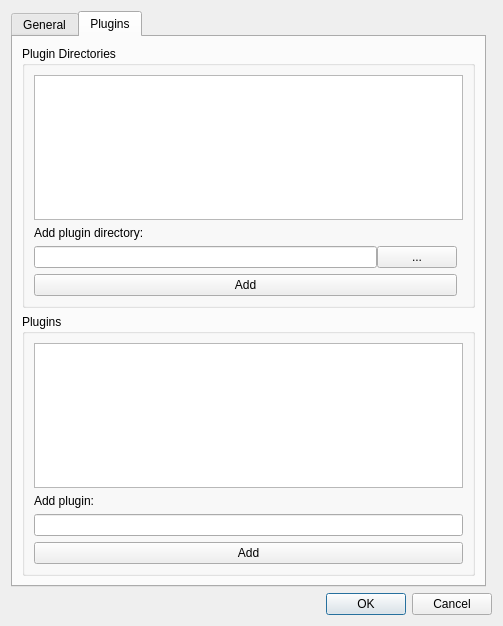
First picture: the form in src/gui/ui_files/app_config.ui, repository Ehlmann-research-group/WISER, before the edit.
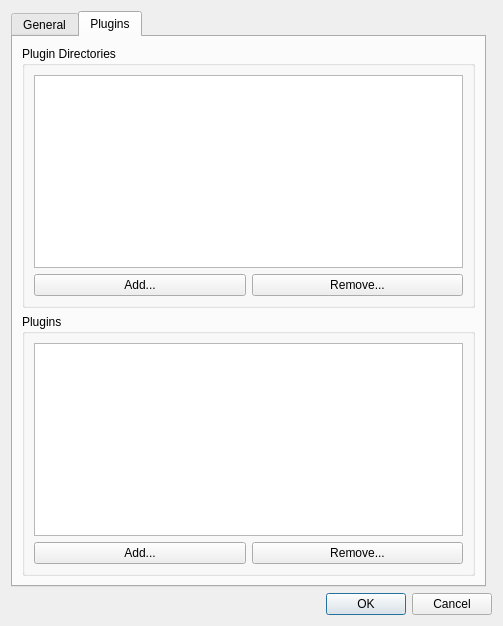
Second picture: the form after the edit. The open tabs and pages were chosen to show the change.

Commit message:
Logic to manage plugin paths in config dialog
The WISER config dialog now allows users to enter and remove plugin
paths.  These paths are not yet used to update the WISER Python path;
this will be a future update.  Also, this doesn't include the plugin
list functionality yet.

Diff of the .ui file:
```diff
--- a/src/gui/ui_files/app_config.ui
+++ b/src/gui/ui_files/app_config.ui
@@ -292,51 +292,20 @@
           <string>Plugin Directories</string>
          </property>
          <layout class="QGridLayout" name="gridLayout_7">
-          <item row="0" column="0" colspan="2">
-           <widget class="QListWidget" name="listWidget"/>
-          </item>
-          <item row="1" column="0" colspan="2">
-           <widget class="QLabel" name="label_2">
+          <item row="1" column="1">
+           <widget class="QPushButton" name="btn_del_plugin_path">
             <property name="text">
-             <string>Add plugin directory:</string>
+             <string>Remove...</string>
             </property>
            </widget>
           </item>
-          <item row="2" column="0">
-           <widget class="QWidget" name="widget" native="true">
-            <layout class="QGridLayout" name="gridLayout_12" columnstretch="1,0">
-             <property name="leftMargin">
-              <number>0</number>
-             </property>
-             <property name="topMargin">
-              <number>0</number>
-             </property>
-             <property name="rightMargin">
-              <number>0</number>
-             </property>
-             <property name="bottomMargin">
-              <number>0</number>
-             </property>
-             <property name="spacing">
-              <number>0</number>
-             </property>
-             <item row="0" column="1">
-              <widget class="QPushButton" name="pushButton">
-               <property name="text">
-                <string>...</string>
-               </property>
-              </widget>
-             </item>
-             <item row="0" column="0">
-              <widget class="QLineEdit" name="lineEdit"/>
-             </item>
-            </layout>
-           </widget>
+          <item row="0" column="0" colspan="2">
+           <widget class="QListWidget" name="list_plugin_paths"/>
           </item>
-          <item row="4" column="0">
-           <widget class="QPushButton" name="pushButton_2">
+          <item row="1" column="0">
+           <widget class="QPushButton" name="btn_add_plugin_path">
             <property name="text">
-             <string>Add</string>
+             <string>Add...</string>
             </property>
            </widget>
           </item>
@@ -349,26 +318,23 @@
           <string>Plugins</string>
          </property>
          <layout class="QGridLayout" name="gridLayout_11">
-          <item row="2" column="0">
-           <widget class="QLineEdit" name="lineEdit_2"/>
-          </item>
-          <item row="0" column="0">
-           <widget class="QListWidget" name="listWidget_2"/>
-          </item>
           <item row="1" column="0">
-           <widget class="QLabel" name="label_3">
+           <widget class="QPushButton" name="btn_add_plugin">
             <property name="text">
-             <string>Add plugin:</string>
+             <string>Add...</string>
             </property>
            </widget>
           </item>
-          <item row="3" column="0">
-           <widget class="QPushButton" name="pushButton_3">
+          <item row="1" column="1">
+           <widget class="QPushButton" name="btn_del_plugin">
             <property name="text">
-             <string>Add</string>
+             <string>Remove...</string>
             </property>
            </widget>
           </item>
+          <item row="0" column="0" colspan="2">
+           <widget class="QListWidget" name="list_plugins"/>
+          </item>
          </layout>
         </widget>
        </item>
```
Left out of the diff: 4 changed lines with no effect on the pictures. The commit also changes 1 other file.
